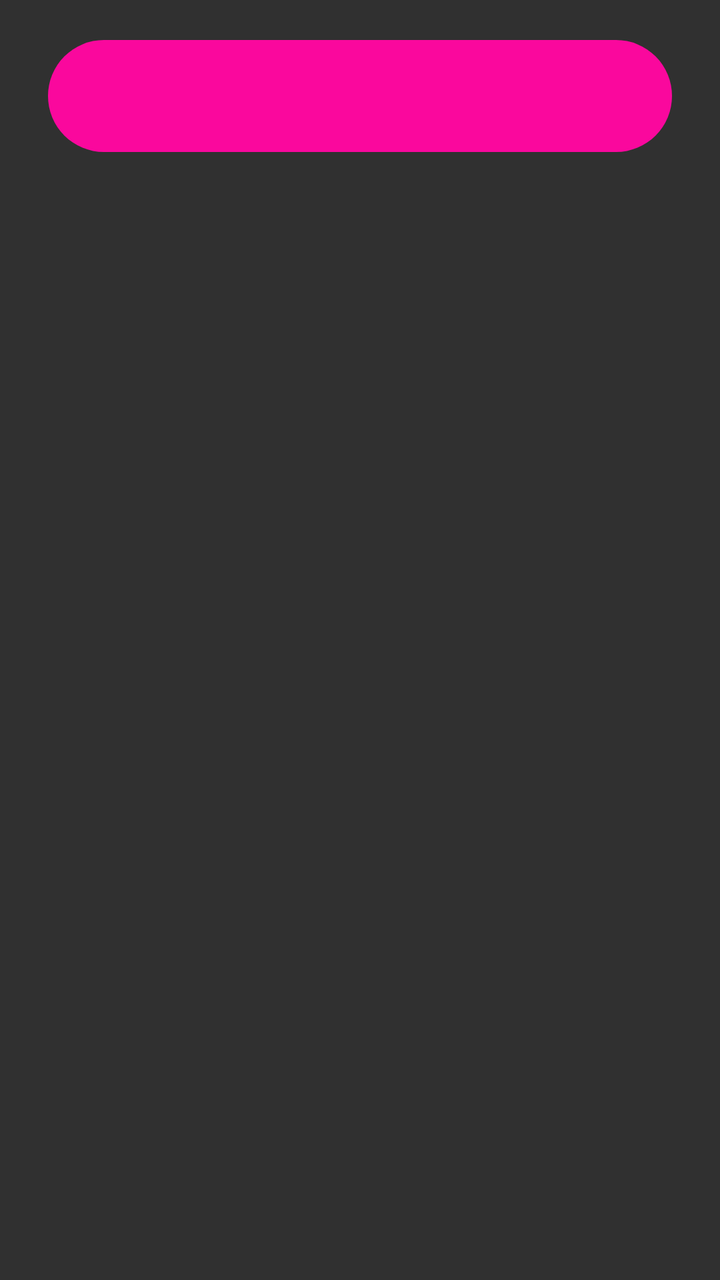
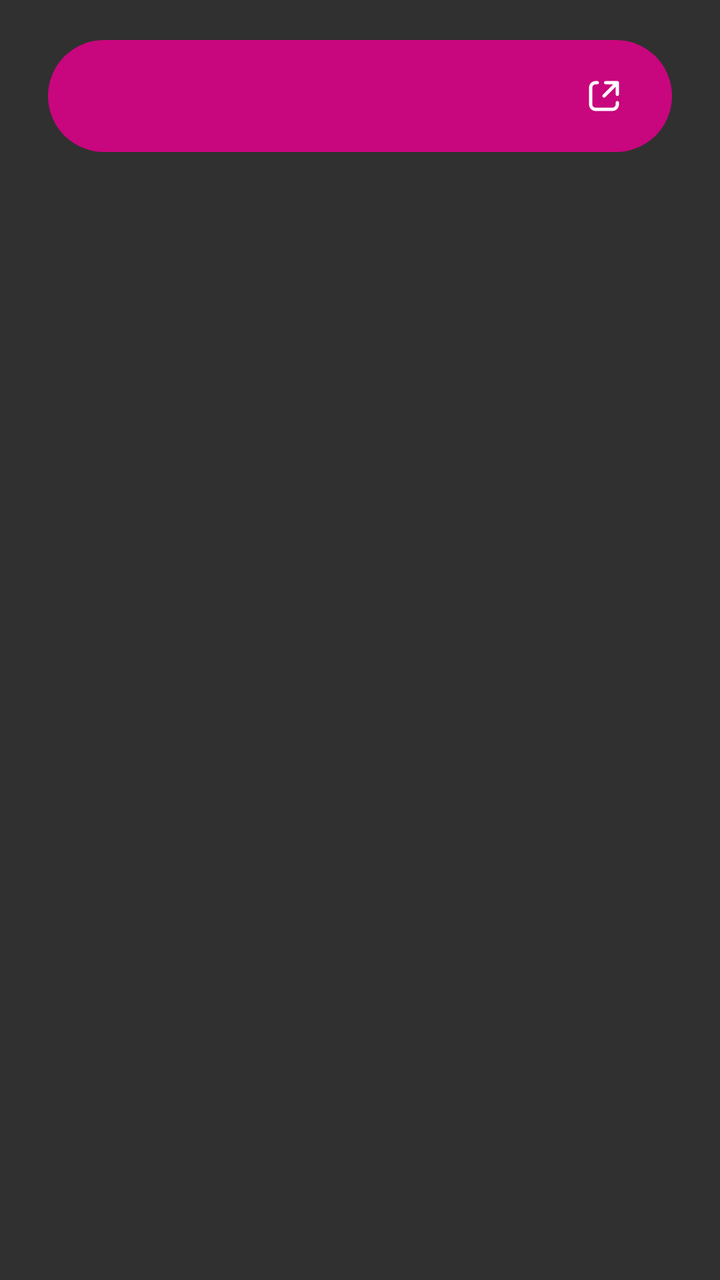

Compare the two renders of this Android layout. The source of the first and the diff that turns it into the second are given below.
<!-- AndroidManifest.xml: application theme Theme.Car -->
<!-- res/layout/preference_donate_button.xml -->
<?xml version="1.0" encoding="utf-8"?>
<FrameLayout xmlns:android="http://schemas.android.com/apk/res/android"
    android:layout_width="match_parent"
    android:layout_height="wrap_content"
    android:paddingStart="24dp"
    android:paddingTop="20dp"
    android:paddingEnd="24dp"
    android:paddingBottom="8dp">

    <TextView
        android:id="@android:id/title"
        android:layout_width="match_parent"
        android:layout_height="56dp"
        android:background="@drawable/donate_button_background"
        android:duplicateParentState="true"
        android:gravity="center"
        android:textColor="@android:color/white"
        android:textSize="18sp"
        android:textStyle="bold" />

</FrameLayout>
<!-- resources referenced by this layout -->
<resources>
  <!-- drawable donate_button_background (drawable) -->
  <?xml version="1.0" encoding="utf-8"?>
  <ripple xmlns:android="http://schemas.android.com/apk/res/android"
      android:color="#40FFFFFF">
      <item>
          <shape>
              <corners android:radius="28dp" />
              <solid android:color="@color/brandPrimary" />
          </shape>
      </item>
  </ripple>
  <style name="Theme.Car" parent="Base.Theme.AppCompat">
          <item name="colorAccent">@color/brandPrimary</item>
          <item name="colorControlActivated">@color/brandPrimary</item>
      </style>
  <color name="brandPrimary">#FFFA089D</color>
</resources>

<!-- the commit's change to res/layout/preference_donate_button.xml (unified diff, before → after) -->
@@ -12,9 +12,14 @@
         android:layout_width="match_parent"
         android:layout_height="56dp"
         android:background="@drawable/donate_button_background"
+        android:contentDescription="@string/settings_donate_page_a11y"
+        android:drawableEnd="@drawable/donate_button_open_icon"
+        android:drawablePadding="8dp"
         android:duplicateParentState="true"
         android:gravity="center"
-        android:textColor="@android:color/white"
+        android:paddingStart="24dp"
+        android:paddingEnd="24dp"
+        android:textColor="@color/onDonateButton"
         android:textSize="18sp"
         android:textStyle="bold" />
 
<!-- resource entries referenced after the edit -->
@@ -1,20 +1,29 @@
 <!-- resources referenced by this layout -->
 <resources>
+  <color name="onDonateButton">#FFFFFFFF</color>
   <!-- drawable donate_button_background (drawable) -->
   <?xml version="1.0" encoding="utf-8"?>
   <ripple xmlns:android="http://schemas.android.com/apk/res/android"
-      android:color="#40FFFFFF">
+      android:color="@color/donateButtonRipple">
       <item>
           <shape>
               <corners android:radius="28dp" />
-              <solid android:color="@color/brandPrimary" />
+              <solid android:color="@color/donateButtonBackground" />
           </shape>
       </item>
   </ripple>
+  <!-- drawable donate_button_open_icon (drawable) -->
+  <?xml version="1.0" encoding="utf-8"?>
+  <vector xmlns:android="http://schemas.android.com/apk/res/android" android:width="20dp" android:height="20dp" android:viewportWidth="24" android:viewportHeight="24">
+      <path android:fillColor="@color/onDonateButton" android:pathData="M7 5C5.895 5 5 5.895 5 7v10c0 1.105 0.895 2 2 2h10c1.105 0 2-0.895 2-2v-1c0-0.552 0.448-1 1-1s1 0.448 1 1v1c0 2.21-1.79 4-4 4H7c-2.21 0-4-1.79-4-4V7c0-2.21 1.79-4 4-4h1c0.552 0 1 0.448 1 1S8.552 5 8 5H7zm6 0c-0.552 0-1-0.448-1-1s0.448-1 1-1h7c0.552 0 1 0.448 1 1v7c0 0.552-0.448 1-1 1s-1-0.448-1-1V6.414l-6.293 6.293c-0.39 0.39-1.024 0.39-1.414 0-0.39-0.39-0.39-1.024 0-1.414L17.586 5H13z"/>
+  </vector>
+  <string name="settings_donate_page_a11y">Pick how to fuel up, opens in the browser</string>
   <style name="Theme.Car" parent="Base.Theme.AppCompat">
           <item name="colorAccent">@color/brandPrimary</item>
           <item name="colorControlActivated">@color/brandPrimary</item>
       </style>
+  <color name="donateButtonRipple">#33FFFFFF</color>
+  <color name="donateButtonBackground">#FFC8067D</color>
   <color name="brandPrimary">#FFFA089D</color>
 </resources>
 
